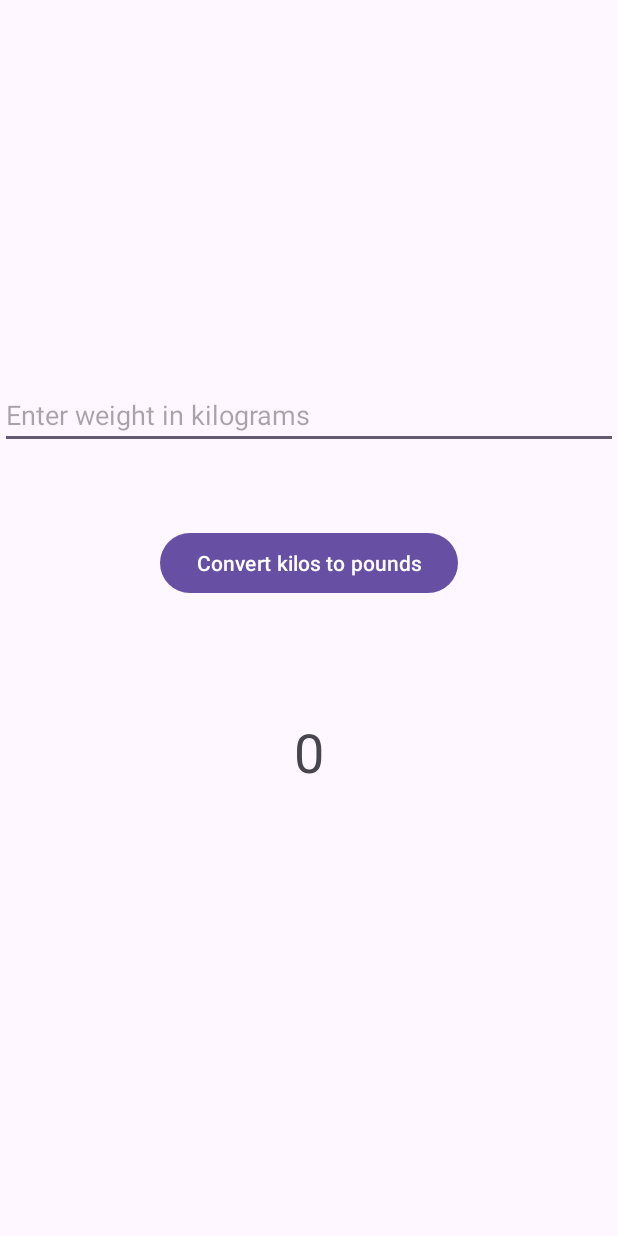
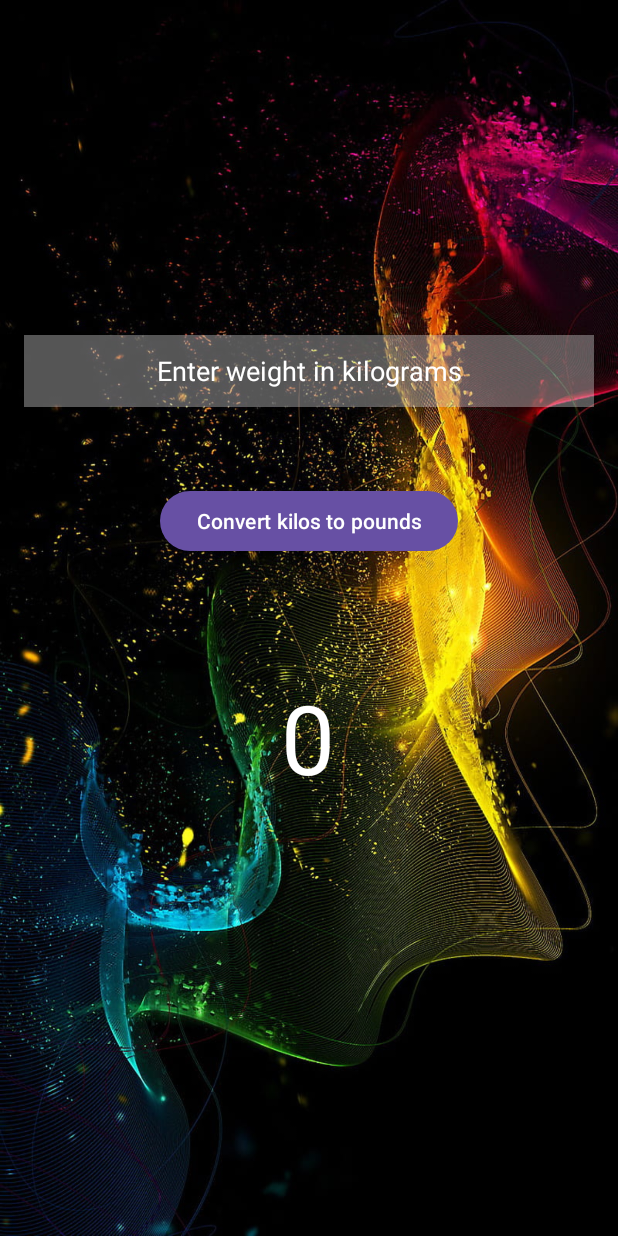
Before and after one commit to prdimitrov/UnitConverter, an Android app: the screen it shows after launch (MainActivity), on a phone screen of 412 x 824 dp. Run offline under Robolectric (Android 15) with nearby library versions, the phone set to English and light mode, and no system bars.

Commit message:
- Add constraints in the activity_main.xml - Add text colors - Add image in drawable folder - Add background image to the ConstraintLayout.

```diff
--- a/app/src/main/java/com/example/unitconverter/MainActivity.java
+++ b/app/src/main/java/com/example/unitconverter/MainActivity.java
@@ -1,6 +1,10 @@
 package com.example.unitconverter;
 
 import android.os.Bundle;
+import android.widget.Button;
+import android.widget.EditText;
+import android.widget.TextView;
+import android.widget.Toast;
 
 import androidx.activity.EdgeToEdge;
 import androidx.appcompat.app.AppCompatActivity;
@@ -9,7 +13,9 @@ import androidx.core.view.ViewCompat;
 import androidx.core.view.WindowInsetsCompat;
 
 public class MainActivity extends AppCompatActivity {
-
+    TextView textView;
+    EditText editText;
+    Button button;
     @Override
     protected void onCreate(Bundle savedInstanceState) {
         super.onCreate(savedInstanceState);
@@ -18,7 +24,23 @@ public class MainActivity extends AppCompatActivity {
         ViewCompat.setOnApplyWindowInsetsListener(findViewById(R.id.main), (v, insets) -> {
             Insets systemBars = insets.getInsets(WindowInsetsCompat.Type.systemBars());
             v.setPadding(systemBars.left, systemBars.top, systemBars.right, systemBars.bottom);
+            textView = findViewById(R.id.textView);
+            editText = findViewById(R.id.editText);
+            button = findViewById(R.id.button);
+
+            button.setOnClickListener(v1 -> {
+                try {
+                    double input = Double.parseDouble(editText.getText().toString());
+                    textView.setText(String.valueOf(convertToPounds(input)));
+                } catch (NumberFormatException e) {
+                    Toast.makeText(MainActivity.this, "Please enter a valid number", Toast.LENGTH_SHORT).show();
+                }
+            });
             return insets;
         });
     }
+    private double convertToPounds(double kilograms) {
+        // 1 kilogram = 2.20462262 pounds
+        return kilograms * 2.20462262;
+    }
 }
--- a/app/src/main/res/layout/activity_main.xml
+++ b/app/src/main/res/layout/activity_main.xml
@@ -5,22 +5,29 @@
     android:id="@+id/main"
     android:layout_width="match_parent"
     android:layout_height="match_parent"
-    tools:context=".MainActivity">
+    tools:context=".MainActivity"
+    android:background="@drawable/background">
 
     <EditText
         android:id="@+id/editText"
-        android:layout_width="0dp"
+        android:layout_width="380dp"
         android:layout_height="wrap_content"
+        android:layout_marginStart="5dp"
+        android:layout_marginTop="223dp"
+        android:layout_marginEnd="5dp"
         android:hint="Enter weight in kilograms"
-        app:layout_constraintBottom_toBottomOf="parent"
+        android:textAlignment="center"
+        android:background="#63DBDBDB"
+        android:inputType="numberDecimal"
+        android:minHeight="48dp"
+        android:textColorHint="#ffffff"
+        android:textColor="#039be5"
         app:layout_constraintEnd_toEndOf="parent"
-        app:layout_constraintHorizontal_bias="0.0"
         app:layout_constraintStart_toStartOf="parent"
-        app:layout_constraintTop_toTopOf="parent"
-        app:layout_constraintVertical_bias="0.326" />
+        app:layout_constraintTop_toTopOf="parent" />
 
     <Button
-        android:id="@+id/button2"
+        android:id="@+id/button"
         android:layout_width="wrap_content"
         android:layout_height="wrap_content"
         android:layout_marginTop="52dp"
@@ -35,10 +42,12 @@
         android:layout_height="wrap_content"
         android:layout_marginTop="77dp"
         android:text="0"
-        android:textSize="36sp"
+        android:textColor="#ffffff"
+        android:textSize="64sp"
         app:layout_constraintEnd_toEndOf="parent"
+        app:layout_constraintHorizontal_bias="0.498"
         app:layout_constraintStart_toStartOf="parent"
-        app:layout_constraintTop_toBottomOf="@+id/button2" />
+        app:layout_constraintTop_toBottomOf="@+id/button" />
 
 
 </androidx.constraintlayout.widget.ConstraintLayout>
```
Also changed, not shown: app/src/main/res/drawable/background.jpg (added).
